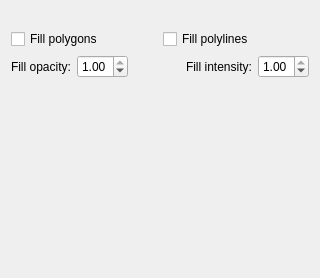
First picture: the form in src/qt-widgets/ReconstructLayerOptionsWidgetUi.ui, repository GPlates/GPlates, before the edit.
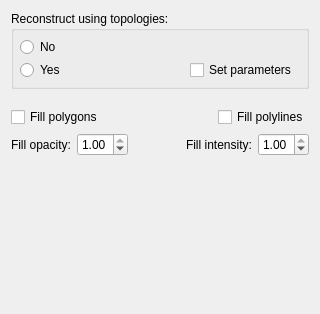
Second picture: the form after the edit.

Diff of the .ui file:
```diff
--- a/src/qt-widgets/ReconstructLayerOptionsWidgetUi.ui
+++ b/src/qt-widgets/ReconstructLayerOptionsWidgetUi.ui
@@ -7,16 +7,92 @@
     <x>0</x>
     <y>0</y>
     <width>320</width>
-    <height>278</height>
+    <height>314</height>
    </rect>
   </property>
-  <layout class="QVBoxLayout" name="verticalLayout">
+  <layout class="QVBoxLayout" name="verticalLayout_3">
+   <item>
+    <widget class="QGroupBox" name="use_topologies_group_box">
+     <property name="title">
+      <string>Reconstruct using topologies:</string>
+     </property>
+     <layout class="QVBoxLayout" name="verticalLayout">
+      <property name="spacing">
+       <number>3</number>
+      </property>
+      <property name="margin">
+       <number>6</number>
+      </property>
+      <item>
+       <layout class="QHBoxLayout" name="horizontalLayout_3">
+        <property name="spacing">
+         <number>3</number>
+        </property>
+        <item>
+         <widget class="QRadioButton" name="dont_use_topologies_radio_button">
+          <property name="text">
+           <string>No</string>
+          </property>
+         </widget>
+        </item>
+        <item>
+         <spacer name="horizontalSpacer_3">
+          <property name="orientation">
+           <enum>Qt::Horizontal</enum>
+          </property>
+          <property name="sizeHint" stdset="0">
+           <size>
+            <width>40</width>
+            <height>20</height>
+           </size>
+          </property>
+         </spacer>
+        </item>
+       </layout>
+      </item>
+      <item>
+       <layout class="QHBoxLayout" name="horizontalLayout_2">
+        <property name="spacing">
+         <number>3</number>
+        </property>
+        <item>
+         <widget class="QRadioButton" name="use_topologies_radio_button">
+          <property name="text">
+           <string>Yes</string>
+          </property>
+         </widget>
+        </item>
+        <item>
+         <spacer name="horizontalSpacer_4">
+          <property name="orientation">
+           <enum>Qt::Horizontal</enum>
+          </property>
+          <property name="sizeHint" stdset="0">
+           <size>
+            <width>40</width>
+            <height>20</height>
+           </size>
+          </property>
+         </spacer>
+        </item>
+        <item>
+         <widget class="QCheckBox" name="prompt_set_topology_reconstruction_parameters_check_box">
+          <property name="text">
+           <string>Set parameters</string>
+          </property>
+         </widget>
+        </item>
+        <item>
+         <widget class="QWidget" name="set_deformation_placeholder_widget" native="true"/>
+        </item>
+       </layout>
+      </item>
+     </layout>
+    </widget>
+   </item>
    <item>
     <widget class="QWidget" name="set_vgp_visibility_placeholder_widget" native="true"/>
    </item>
-   <item>
-    <widget class="QWidget" name="set_deformation_placeholder_widget" native="true"/>
-   </item>
    <item>
     <widget class="QWidget" name="draw_style_placeholder_widget" native="true"/>
    </item>
@@ -29,6 +105,19 @@
        </property>
       </widget>
      </item>
+     <item>
+      <spacer name="horizontalSpacer_2">
+       <property name="orientation">
+        <enum>Qt::Horizontal</enum>
+       </property>
+       <property name="sizeHint" stdset="0">
+        <size>
+         <width>40</width>
+         <height>20</height>
+        </size>
+       </property>
+      </spacer>
+     </item>
      <item>
       <widget class="QCheckBox" name="fill_polylines">
        <property name="text">
```
